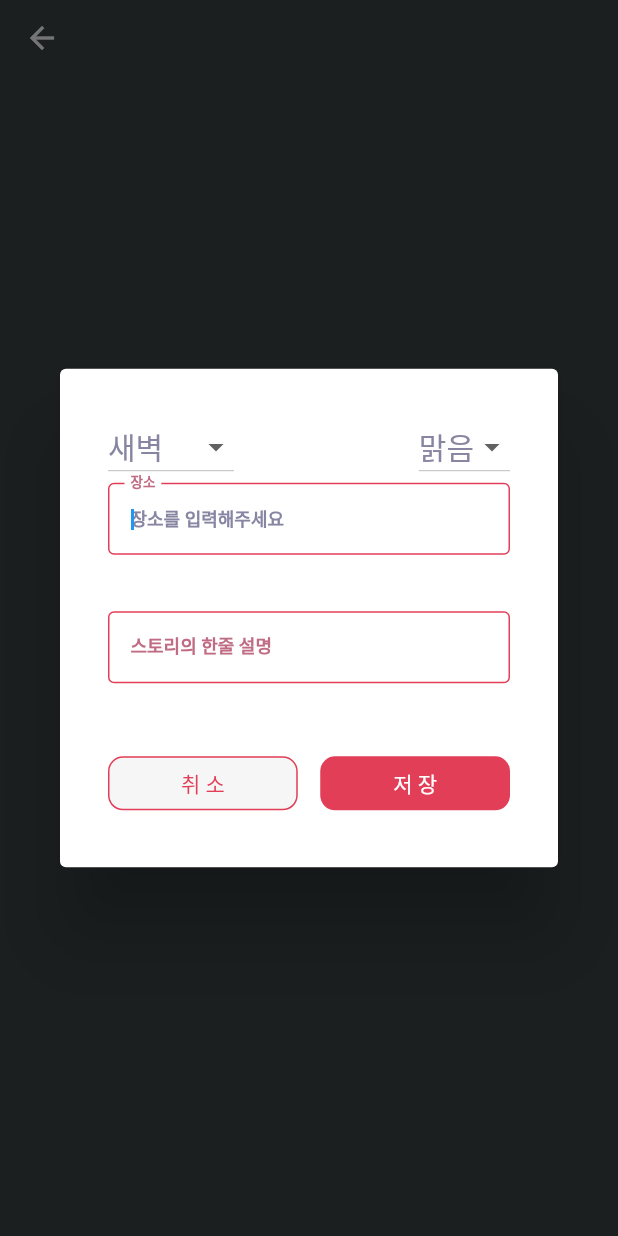
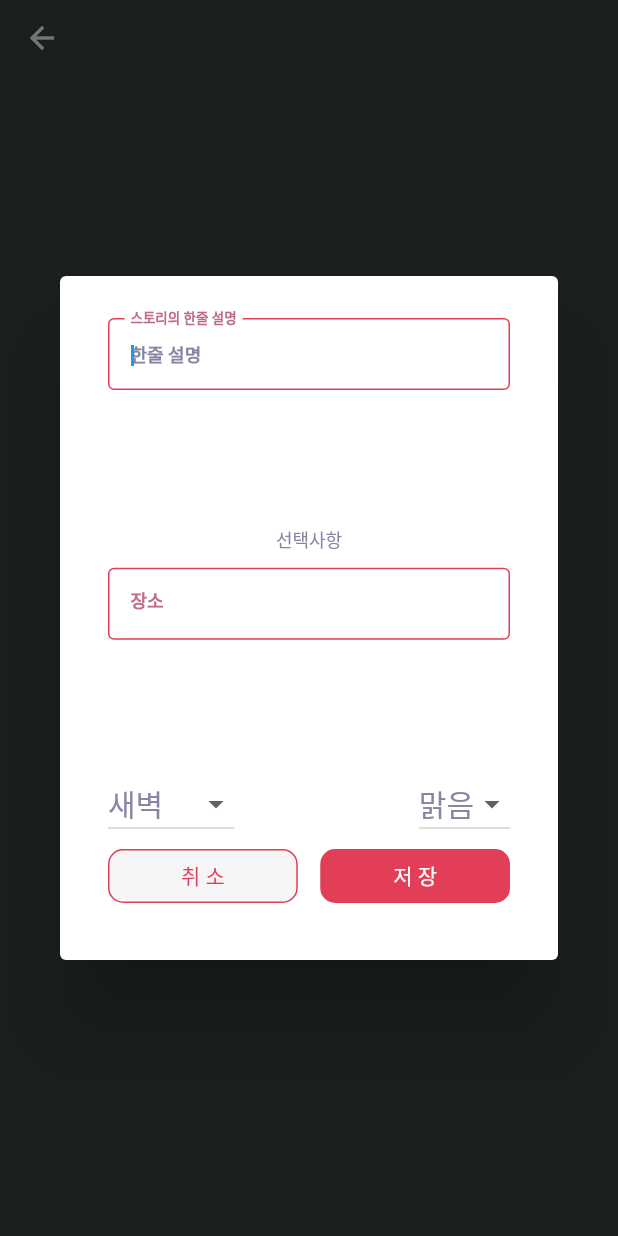
Before and after one commit to randomizedlife01/project_writer, a Flutter app: the StoryPage screen opened directly with empty values, after a tap on "스토리 요약 추가", on a phone screen of 412 x 824 dp. Run offline on Flutter 3.47's test engine with Material 2 defaults, Android fonts, the phone set to English and light mode, and no system bars; our stand-ins replace carousel_slider, email_validator, flutter_keyboard_visibility, flutter_slidable, font_awesome_flutter, get and 1 more; missing offline and left inert: amplify_analytics_pinpoint, amplify_auth_cognito, amplify_core, amplify_datastore, amplify_datastore_plugin_interface, amplify_flutter and 1 more; Roboto replaces fonts that are missing (GothicA1).

Commit message:
project V04 스토리 페이지 진행중 4

```diff
--- a/lib/pages/document/story_page/component/story_summary_create_pop.dart
+++ b/lib/pages/document/story_page/component/story_summary_create_pop.dart
@@ -22,7 +22,7 @@ class StorySummaryCreatePopUp extends StatelessWidget {
       content: SingleChildScrollView(
         child: Container(
           padding: EdgeInsets.all(8.0),
-          height: MediaQuery.of(context).size.height * 0.35,
+          height: MediaQuery.of(context).size.height * 0.5,
           width: MediaQuery.of(context).size.width * 0.9,
           child: Stack(
             children: <Widget>[
@@ -31,6 +31,23 @@ class StorySummaryCreatePopUp extends StatelessWidget {
                   key: _formKey,
                   child: Column(
                     children: <Widget>[
+                      Expanded(
+                        child: DocInputForm(hintText: '한줄 설명', labelText: '스토리의 한줄 설명', controller: _summaryController),
+                      ),
+                      SizedBox(
+                        height: 15.0,
+                      ),
+                      Text(
+                        '선택사항',
+                        style: Theme.of(context).textTheme.bodyText2.copyWith(fontSize: 12.0),
+                      ),
+                      SizedBox(
+                        height: 10.0,
+                      ),
+                      Expanded(child: DocInputForm(hintText: '장소를 입력해주세요', labelText: '장소', controller: _spaceController)),
+                      SizedBox(
+                        height: 10.0,
+                      ),
                       Obx(
                         () => Row(
                           mainAxisAlignment: MainAxisAlignment.spaceBetween,
@@ -71,16 +88,6 @@ class StorySummaryCreatePopUp extends StatelessWidget {
                       ),
                       SizedBox(
                         width: 15.0,
-                      ),
-                      Expanded(child: DocInputForm(hintText: '장소를 입력해주세요', labelText: '장소', controller: _spaceController)),
-                      SizedBox(
-                        height: 10.0,
-                      ),
-                      Expanded(
-                        child: DocInputForm(hintText: '한줄 설명', labelText: '스토리의 한줄 설명', controller: _summaryController),
-                      ),
-                      SizedBox(
-                        height: 15.0,
                       ),
                       SizedBox(
                         width: double.infinity,
```
Also changed, not shown: lib/pages/common_parts/common_parts.dart (+103 -0 lines), lib/pages/document/story_page/story_page.dart (+17 -7 lines).
